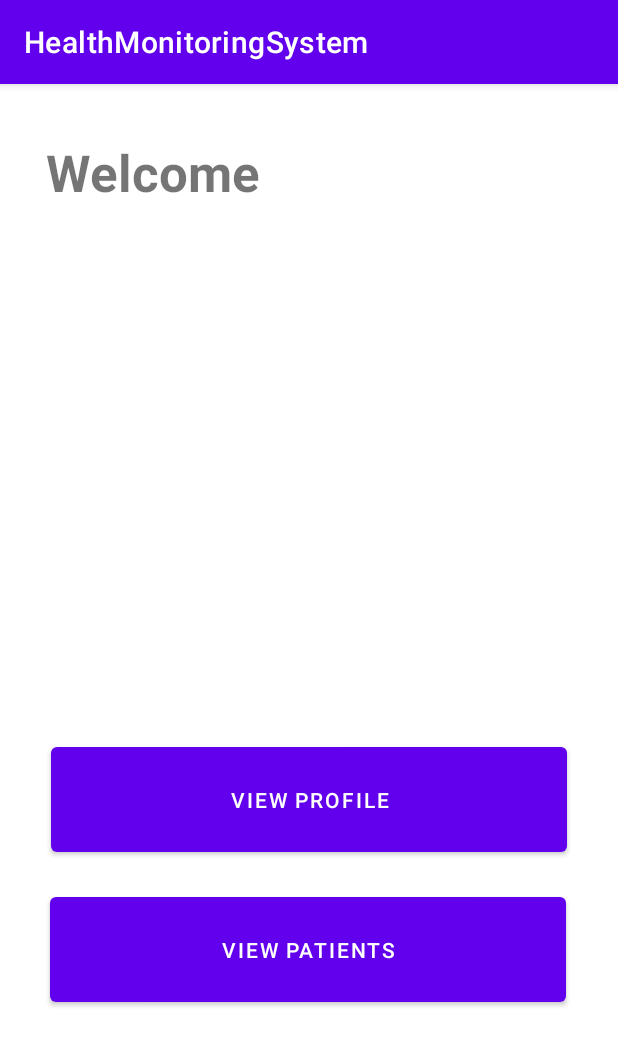
After one commit to elenacalcan26/Health-Monitoring-System, an Android app: the MainMenuActivity screen opened directly, with no data from a screen before it, on a phone screen of 412 x 824 dp. The commit adds this screen. Shown: the top 1046 px of the screen. Run offline under Robolectric (Android 15) with nearby library versions, the phone set to English and light mode, and no system bars.

Commit message:
create Main Menu Activity (it has only 2 buttons)

```diff
--- a/doctor_android/app/src/main/AndroidManifest.xml
+++ b/doctor_android/app/src/main/AndroidManifest.xml
@@ -12,8 +12,11 @@
         android:label="@string/app_name"
         android:supportsRtl="true"
         android:theme="@style/Theme.HealthMonitoringSystem"
-        tools:targetApi="31"
-        android:usesCleartextTraffic="true">
+        android:usesCleartextTraffic="true"
+        tools:targetApi="31">
+        <activity
+            android:name=".MainMenuActivity"
+            android:exported="false" />
         <activity
             android:name=".MainActivity"
             android:exported="true">
--- a/doctor_android/app/src/main/java/com/example/healthmonitoringsystem/MainActivity.kt
+++ b/doctor_android/app/src/main/java/com/example/healthmonitoringsystem/MainActivity.kt
@@ -1,5 +1,6 @@
 package com.example.healthmonitoringsystem
 
+import android.content.Intent
 import androidx.appcompat.app.AppCompatActivity
 import android.os.Bundle
 import android.util.Log
@@ -51,6 +52,10 @@ class MainActivity : AppCompatActivity() {
                         val defResp = response.body()
                         val token = defResp?.token
                         Log.d("Login", token.toString())
+
+                        // User logged in => start Main Menu Activity
+                        val intent = Intent(this@MainActivity, MainMenuActivity::class.java)
+                        startActivity(intent)
                     } else {
                         Toast.makeText(
                             this@MainActivity,
--- /dev/null
+++ b/doctor_android/app/src/main/java/com/example/healthmonitoringsystem/MainMenuActivity.kt
@@ -0,0 +1,11 @@
+package com.example.healthmonitoringsystem
+
+import androidx.appcompat.app.AppCompatActivity
+import android.os.Bundle
+
+class MainMenuActivity : AppCompatActivity() {
+    override fun onCreate(savedInstanceState: Bundle?) {
+        super.onCreate(savedInstanceState)
+        setContentView(R.layout.activity_main_menu)
+    }
+}
--- /dev/null
+++ b/doctor_android/app/src/main/res/layout/activity_main_menu.xml
@@ -0,0 +1,47 @@
+<?xml version="1.0" encoding="utf-8"?>
+<androidx.constraintlayout.widget.ConstraintLayout xmlns:android="http://schemas.android.com/apk/res/android"
+    xmlns:app="http://schemas.android.com/apk/res-auto"
+    xmlns:tools="http://schemas.android.com/tools"
+    android:layout_width="match_parent"
+    android:layout_height="match_parent"
+    tools:context=".MainMenuActivity">
+
+    <Button
+        android:id="@+id/patients_button"
+        android:layout_width="344dp"
+        android:layout_height="82dp"
+        android:layout_marginBottom="150dp"
+        android:text="@string/view_patients_bttn_text"
+        android:textColor="@color/white"
+        app:layout_constraintBottom_toBottomOf="parent"
+        app:layout_constraintEnd_toEndOf="parent"
+        app:layout_constraintHorizontal_bias="0.492"
+        app:layout_constraintStart_toStartOf="parent" />
+
+    <Button
+        android:id="@+id/profile_button"
+        android:layout_width="344dp"
+        android:layout_height="82dp"
+        android:layout_marginBottom="250dp"
+        android:text="@string/view_profile_bttn_text"
+        android:textColor="@color/white"
+        app:layout_constraintBottom_toBottomOf="parent"
+        app:layout_constraintEnd_toEndOf="parent"
+        app:layout_constraintHorizontal_bias="0.498"
+        app:layout_constraintStart_toStartOf="parent"
+        app:layout_constraintTop_toBottomOf="@+id/welcome_text" />
+
+    <TextView
+        android:id="@+id/welcome_text"
+        android:layout_width="351dp"
+        android:layout_height="0dp"
+        android:layout_marginTop="36dp"
+        android:layout_marginBottom="141dp"
+        android:text="Welcome"
+        android:textSize="34sp"
+        android:textStyle="bold"
+        app:layout_constraintBottom_toTopOf="@+id/profile_button"
+        app:layout_constraintEnd_toEndOf="parent"
+        app:layout_constraintStart_toStartOf="parent"
+        app:layout_constraintTop_toTopOf="parent" />
+</androidx.constraintlayout.widget.ConstraintLayout>
--- a/doctor_android/app/src/main/res/values/strings.xml
+++ b/doctor_android/app/src/main/res/values/strings.xml
@@ -2,4 +2,6 @@
     <string name="app_name">HealthMonitoringSystem</string>
     <string name="usernameLogin">username</string>
     <string name="passwordLogin">password</string>
+    <string name="view_profile_bttn_text">View Profile</string>
+    <string name="view_patients_bttn_text">View Patients</string>
 </resources>
```
